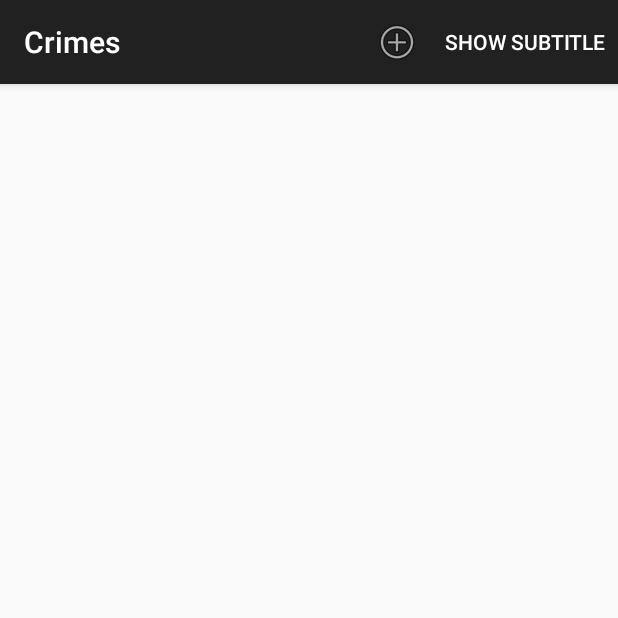
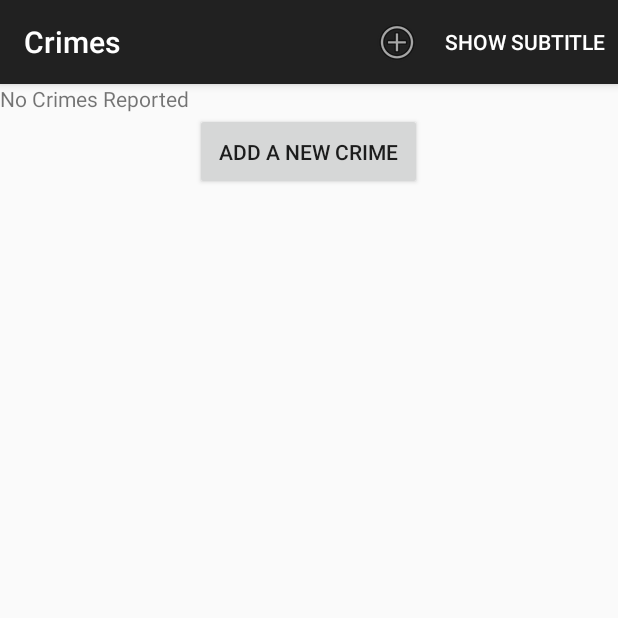
Before and after one commit to Maecenas49/BNR-Projects, an Android app: the screen it shows after launch (CrimeListActivity), on a phone screen of 412 x 824 dp, the top half of it. Run offline under Robolectric (Android 15) with nearby library versions, the light colour scheme and no system bars.

Commit message:
Completed Chapter 16 challenge: Added an empty view when no crimes are present

```diff
--- a/CriminalIntent/app/src/main/java/com/bignerdranch/android/criminalintent/CrimeListFragment.java
+++ b/CriminalIntent/app/src/main/java/com/bignerdranch/android/criminalintent/CrimeListFragment.java
@@ -15,6 +15,7 @@ import android.view.MenuItem;
 import android.view.View;
 import android.view.ViewGroup;
 import android.widget.ArrayAdapter;
+import android.widget.Button;
 import android.widget.CheckBox;
 import android.widget.ListView;
 import android.widget.TextView;
@@ -28,6 +29,16 @@ public class CrimeListFragment extends ListFragment {
     private ArrayList<Crime> mCrimes;
     private boolean mSubtitleVisible;
     private static final String TAG = "CrimeListFragment";
+
+    private Button mNewCrimeButton;
+
+    private void addNewCrime(){
+        Crime crime = new Crime();
+        CrimeLab.get(getActivity()).addCrime(crime);
+        Intent i = new Intent(getActivity(), CrimePagerActivity.class);
+        i.putExtra(CrimeFragment.EXTRA_CRIME_ID, crime.getId());
+        startActivityForResult(i,0);
+    }
 
     @Override
     public void onCreate(Bundle savedInstanceState) {
@@ -46,7 +57,7 @@ public class CrimeListFragment extends ListFragment {
     @TargetApi(11)
     @Override
     public View onCreateView(LayoutInflater inflater, ViewGroup container, Bundle savedInstanceState) {
-        View v =  super.onCreateView(inflater, container, savedInstanceState);
+        View v =  inflater.inflate(R.layout.fragment_crime_list, container, false);
 
         if(Build.VERSION.SDK_INT >= Build.VERSION_CODES.HONEYCOMB){
             if(mSubtitleVisible){
@@ -55,6 +66,13 @@ public class CrimeListFragment extends ListFragment {
             }
         }
 
+        mNewCrimeButton = (Button) v.findViewById(R.id.add_new_crime_button);
+        mNewCrimeButton.setOnClickListener(new View.OnClickListener() {
+            @Override
+            public void onClick(View v) {
+                addNewCrime();
+            }
+        });
         return v;
     }
 
@@ -122,11 +140,7 @@ public class CrimeListFragment extends ListFragment {
     public boolean onOptionsItemSelected(MenuItem item) {
         switch (item.getItemId()){
             case R.id.menu_item_new_crime:
-                Crime crime = new Crime();
-                CrimeLab.get(getActivity()).addCrime(crime);
-                Intent i = new Intent(getActivity(), CrimePagerActivity.class);
-                i.putExtra(CrimeFragment.EXTRA_CRIME_ID, crime.getId());
-                startActivityForResult(i, 0);
+                addNewCrime();
                 return true;
             case R.id.menu_item_show_subtitle:
                 if (((ActionBarActivity)getActivity()).getSupportActionBar().getSubtitle() == null){
--- /dev/null
+++ b/CriminalIntent/app/src/main/res/layout/fragment_crime_list.xml
@@ -0,0 +1,31 @@
+<?xml version="1.0" encoding="utf-8"?>
+<FrameLayout xmlns:android="http://schemas.android.com/apk/res/android"
+             android:layout_width="match_parent"
+             android:layout_height="match_parent">
+    <ListView
+        android:id="@android:id/list"
+        android:layout_width="match_parent"
+        android:layout_height="match_parent"/>
+
+    <LinearLayout
+        android:id="@android:id/empty"
+        android:layout_width="match_parent"
+        android:layout_height="match_parent"
+        android:orientation="vertical">
+        <TextView
+            android:layout_width="match_parent"
+            android:layout_height="wrap_content"
+            android:text="@string/no_results"/>
+        <Button
+            android:id="@+id/add_new_crime_button"
+            android:layout_width="wrap_content"
+            android:layout_height="wrap_content"
+            android:layout_gravity="center"
+            android:padding="16dp"
+            android:text="@string/add_new_crime"/>
+
+        </LinearLayout>
+
+
+
+</FrameLayout>
--- a/CriminalIntent/app/src/main/res/values/strings.xml
+++ b/CriminalIntent/app/src/main/res/values/strings.xml
@@ -17,4 +17,6 @@
     <string name="select_date_text">Date</string>
     <string name="select_time_text">Time</string>
     <string name="select_date_time">Choose which to edit:</string>
+    <string name="no_results">No Crimes Reported</string>
+    <string name="add_new_crime">Add a new crime</string>
 </resources>
```
